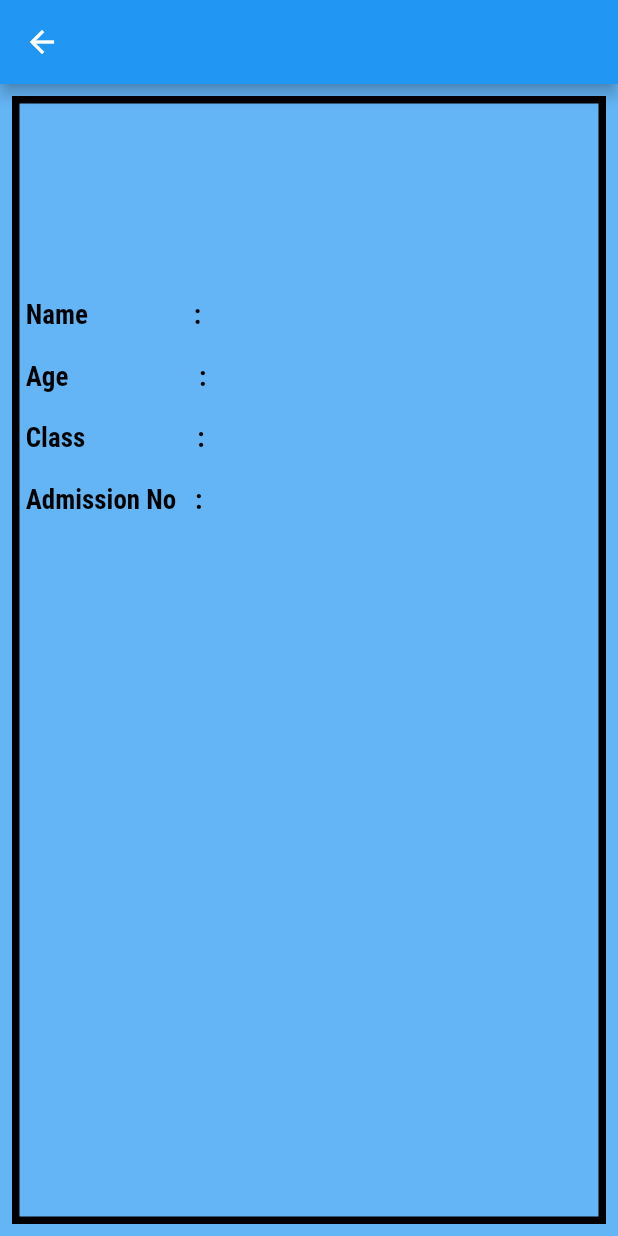
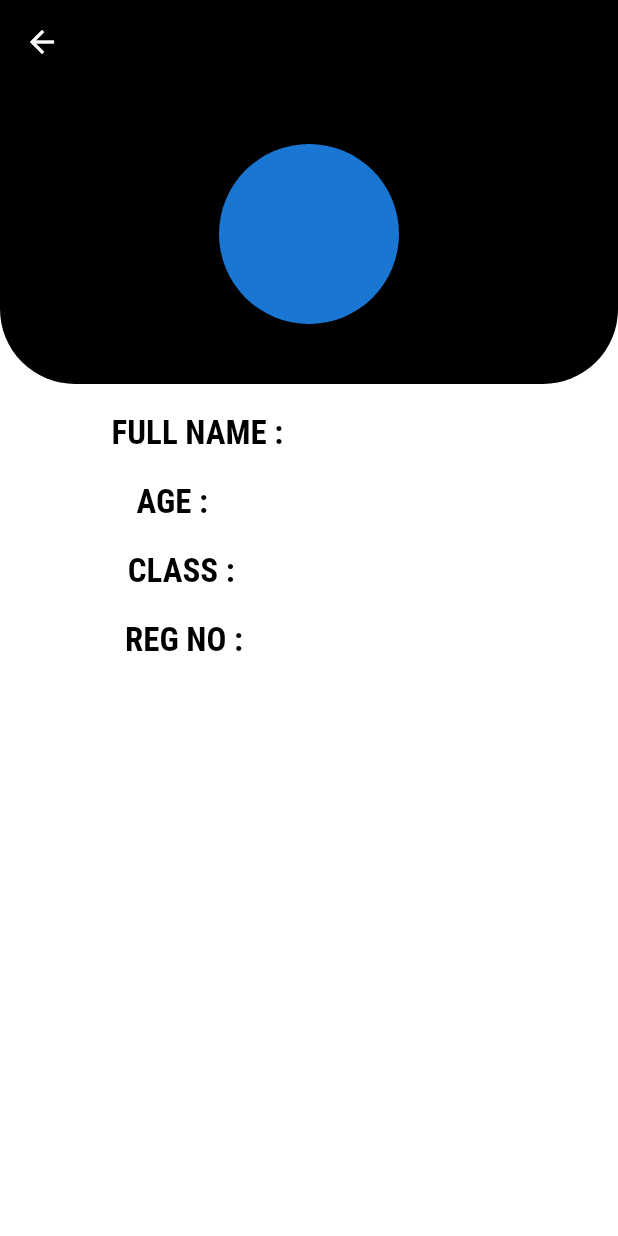
Before and after one commit to Bassambasheer/Student-management, a Flutter app: the StudentDetails screen opened directly with empty values, on a phone screen of 412 x 824 dp. Run offline on Flutter 3.47's test engine with Material 2 defaults, Android fonts, the phone set to English and light mode, and no system bars; our stand-ins replace get, hive, hive_flutter, image_picker; accounts and stored records are empty; network calls fail.

```diff
--- a/lib/main.dart
+++ b/lib/main.dart
@@ -1,6 +1,7 @@
 import 'package:flutter/material.dart';
 import 'package:flutter_application_1/Home.dart';
 import 'package:flutter_application_1/db/model/data_model.dart';
+import 'package:get/get_navigation/src/root/get_material_app.dart';
 import 'package:hive_flutter/adapters.dart';
 
 Future<void> main() async {
@@ -16,7 +17,7 @@ class MyApp extends StatelessWidget {
 
   @override
   Widget build(BuildContext context) {
-    return MaterialApp(
+    return GetMaterialApp(
       debugShowCheckedModeBanner: false,
       home: HomeScreen(),
       theme: ThemeData(primaryColor: Colors.black,fontFamily: 'Roboto'),
--- a/lib/studentdetails.dart
+++ b/lib/studentdetails.dart
@@ -1,77 +1,78 @@
 import 'dart:convert';
+import 'package:flutter/material.dart';
+import 'package:flutter_application_1/db/model/data_model.dart';
+import 'package:flutter_application_1/widgets/constants.dart';
+import 'package:flutter_application_1/widgets/text_widget.dart';
 
-import 'package:flutter/material.dart';
-import 'package:flutter_application_1/Home.dart';
-import 'package:flutter_application_1/db/model/data_model.dart';
-import 'package:flutter_application_1/db/model/functions/db_functions.dart';
-
-class StudentDetails extends StatefulWidget {
+class StudentDetails extends StatelessWidget {
   StudentDetails({required this.data, Key? key}) : super(key: key);
   StudentModel data;
-  @override
-  State<StudentDetails> createState() => _StudentDetailsState();
-}
 
-class _StudentDetailsState extends State<StudentDetails> {
   @override
   Widget build(BuildContext context) {
-     var encodedimg = widget.data.img ;
-    final imag = Base64Decoder().convert(encodedimg);
+     var encodedimg = data.img ;
+    final imag = const Base64Decoder().convert(encodedimg);
     return SafeArea(
       child: Scaffold(
-        backgroundColor: Colors.blue[300],
-        appBar: AppBar(),
+        backgroundColor: white,
+        appBar: AppBar(
+          backgroundColor: black,
+        ),
         body: Center(
-          child: Padding(
-            padding: const EdgeInsets.all(8.0),
-            child: Container(
-              decoration: BoxDecoration(
-                  border: Border.all(
-                color: Colors.black,
-                width: 5,
-              )),
-              child: ListView(
+          child: ListView(
+            children: [
+              Stack(
+                alignment: Alignment.centerRight,
                 children: [
                   Container(
-                      alignment: Alignment.topLeft,
-                      width: 100,
-                      height: 100,
-                      child: Image(image: MemoryImage(imag))),
-                  SizedBox(height: 30),
-                  Text(
-                    " Name                 : ${widget.data.name.toUpperCase()}",
-                    style: TextStyle(
-                      color: Colors.black,
-                      fontSize: 18,
+                    decoration: const BoxDecoration(
+                       color: black,
+                      borderRadius: BorderRadius.only(
+                        bottomLeft: Radius.circular(50),bottomRight: Radius.circular(50))
                     ),
+                    width: double.infinity,
+                    height: 200,
                   ),
-                  SizedBox(
-                    width: double.infinity,
-                    height: 20,
-                  ),
-                  Text(
-                    " Age                     : ${widget.data.age}",
-                    style: TextStyle(color: Colors.black, fontSize: 18),
-                  ),
-                  SizedBox(
-                    width: double.infinity,
-                    height: 20,
-                  ),
-                  Text(
-                    " Class                  : ${widget.data.cls}",
-                    style: TextStyle(color: Colors.black, fontSize: 18),
-                  ),
-                  SizedBox(
-                    width: double.infinity,
-                    height: 20,
-                  ),
-                  Text(
-                    " Admission No   : ${widget.data.admno}",
-                    style: TextStyle(color: Colors.black, fontSize: 18),
+                  Center(
+                    child: CircleAvatar(
+                        backgroundImage: MemoryImage(imag),radius: 60,),
                   ),
                 ],
               ),
-            ),
+             space,
+              Row(mainAxisAlignment: MainAxisAlignment.spaceEvenly,
+                children: [
+                  const textWidget(title: "FULL NAME :",),
+                  height10,
+                  textWidget(title: data.name),
+                ],
+              ),
+             space,
+             Row(mainAxisAlignment: MainAxisAlignment.spaceEvenly,
+               children: [
+                 textWidget(title: "AGE :",),
+                  height10,
+                  textWidget(title: data.age),
+               ],
+             ),
+             space,
+             Row(mainAxisAlignment: MainAxisAlignment.spaceEvenly,
+               children: [
+                 textWidget(title: "CLASS :",),
+                  height10,
+                  textWidget(title: data.cls),
+               ],
+             ),
+             space,
+             Row(mainAxisAlignment: MainAxisAlignment.spaceEvenly,
+               children: [
+                 textWidget(title: "REG NO :",),
+                  height10,
+                  textWidget(title: data.admno),
+               ],
+             ),
+
+            ],
           ),
         ),
       ),
--- /dev/null
+++ b/lib/widgets/constants.dart
@@ -0,0 +1,6 @@
+import 'package:flutter/material.dart';
+
+const black = Colors.black;
+const white = Colors.white;
+const space = SizedBox(height: 20);
+const height10 = SizedBox(height: 10);
--- /dev/null
+++ b/lib/widgets/text_widget.dart
@@ -0,0 +1,24 @@
+import 'package:flutter/material.dart';
+import 'package:flutter_application_1/widgets/constants.dart';
+
+class textWidget extends StatelessWidget {
+ final  String title;
+
+  const textWidget({
+    Key? key,
+    required this.title,
+  }) : super(key: key);
+
+
+
+  @override
+  Widget build(BuildContext context) {
+    return Text(
+     title,
+      style: const TextStyle(
+        color: black,
+        fontSize: 22,
+      ),
+    );
+  }
+}
--- a/pubspec.yaml
+++ b/pubspec.yaml
@@ -31,6 +31,7 @@ dependencies:
   cupertino_icons: ^1.0.2
   flutter:
     sdk: flutter
+  get: ^4.6.1
   hive: ^2.0.5
   hive_flutter: ^1.1.0
   hive_generator: ^1.1.1
@@ -69,11 +70,9 @@ flutter:
     - family: Roboto
       fonts:
         - asset: fonts/RobotoCondensed-Bold.ttf
-  #       - asset: fonts/RobotoCondensed-Italic.ttf
+    #       - asset: fonts/RobotoCondensed-Italic.ttf
     - family: Shizuru
       fonts:
         - asset: fonts/Shizuru-Regular.ttf
-
-  #
   # For details regarding fonts from package dependencies,
   # see https://flutter.dev/custom-fonts/#from-packages
```
Also changed, not shown: lib/AddData.dart (+58 -87 lines), lib/Controller/controller.dart (added, +43 -0 lines), lib/Home.dart (+41 -43 lines), lib/db/model/functions/db_functions.dart (+7 -7 lines), lib/search_page.dart (+29 -58 lines), lib/widgets/text_field_widget.dart (added, +20 -0 lines), pubspec.lock.
